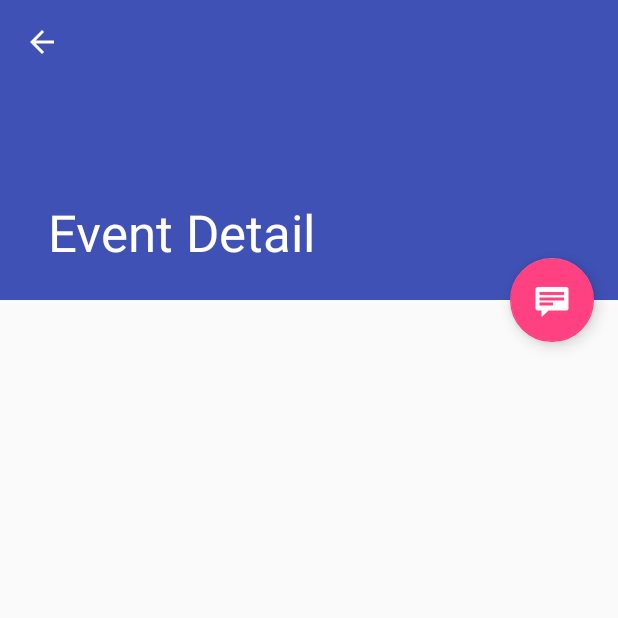
After one commit to kathylogan/ICE_HelloWorld, an Android app: the EventDetailActivity screen opened directly, with no data from a screen before it, on a phone screen of 412 x 824 dp, the top half of it. The commit adds this screen. Run offline under Robolectric (Android 15) with nearby library versions, the phone set to English and light mode, and no system bars; 1 statement that could not run was skipped.

Commit message:
Add new Master/Detail Flow activity

```diff
--- /dev/null
+++ b/app/src/main/java/com/cgifederal/ice_helloworld/EventDetailActivity.java
@@ -0,0 +1,81 @@
+package com.cgifederal.ice_helloworld;
+
+import android.content.Intent;
+import android.os.Bundle;
+import android.support.design.widget.FloatingActionButton;
+import android.support.design.widget.Snackbar;
+import android.support.v7.widget.Toolbar;
+import android.view.View;
+import android.support.v7.app.AppCompatActivity;
+import android.support.v7.app.ActionBar;
+import android.view.MenuItem;
+
+/**
+ * An activity representing a single Event detail screen. This
+ * activity is only used narrow width devices. On tablet-size devices,
+ * item details are presented side-by-side with a list of items
+ * in a {@link EventListActivity}.
+ */
+public class EventDetailActivity extends AppCompatActivity {
+
+    @Override
+    protected void onCreate(Bundle savedInstanceState) {
+        super.onCreate(savedInstanceState);
+        setContentView(R.layout.activity_event_detail);
+        Toolbar toolbar = (Toolbar) findViewById(R.id.detail_toolbar);
+        setSupportActionBar(toolbar);
+
+        FloatingActionButton fab = (FloatingActionButton) findViewById(R.id.fab);
+        fab.setOnClickListener(new View.OnClickListener() {
+            @Override
+            public void onClick(View view) {
+                Snackbar.make(view, "Replace with your own detail action", Snackbar.LENGTH_LONG)
+                        .setAction("Action", null).show();
+            }
+        });
+
+        // Show the Up button in the action bar.
+        ActionBar actionBar = getSupportActionBar();
+        if (actionBar != null) {
+            actionBar.setDisplayHomeAsUpEnabled(true);
+        }
+
+        // savedInstanceState is non-null when there is fragment state
+        // saved from previous configurations of this activity
+        // (e.g. when rotating the screen from portrait to landscape).
+        // In this case, the fragment will automatically be re-added
+        // to its container so we don't need to manually add it.
+        // For more information, see the Fragments API guide at:
+        //
+        // http://developer.android.com/guide/components/fragments.html
+        //
+        if (savedInstanceState == null) {
+            // Create the detail fragment and add it to the activity
+            // using a fragment transaction.
+            Bundle arguments = new Bundle();
+            arguments.putString(EventDetailFragment.ARG_ITEM_ID,
+                    getIntent().getStringExtra(EventDetailFragment.ARG_ITEM_ID));
+            EventDetailFragment fragment = new EventDetailFragment();
+            fragment.setArguments(arguments);
+            getSupportFragmentManager().beginTransaction()
+                    .add(R.id.event_detail_container, fragment)
+                    .commit();
+        }
+    }
+
+    @Override
+    public boolean onOptionsItemSelected(MenuItem item) {
+        int id = item.getItemId();
+        if (id == android.R.id.home) {
+            // This ID represents the Home or Up button. In the case of this
+            // activity, the Up button is shown. For
+            // more details, see the Navigation pattern on Android Design:
+            //
+            // http://developer.android.com/design/patterns/navigation.html#up-vs-back
+            //
+            navigateUpTo(new Intent(this, EventListActivity.class));
+            return true;
+        }
+        return super.onOptionsItemSelected(item);
+    }
+}
--- /dev/null
+++ b/app/src/main/java/com/cgifederal/ice_helloworld/EventDetailFragment.java
@@ -0,0 +1,69 @@
+package com.cgifederal.ice_helloworld;
+
+import android.app.Activity;
+import android.support.design.widget.CollapsingToolbarLayout;
+import android.os.Bundle;
+import android.support.v4.app.Fragment;
+import android.view.LayoutInflater;
+import android.view.View;
+import android.view.ViewGroup;
+import android.widget.TextView;
+
+import com.cgifederal.ice_helloworld.dummy.DummyContent;
+
+/**
+ * A fragment representing a single Event detail screen.
+ * This fragment is either contained in a {@link EventListActivity}
+ * in two-pane mode (on tablets) or a {@link EventDetailActivity}
+ * on handsets.
+ */
+public class EventDetailFragment extends Fragment {
+    /**
+     * The fragment argument representing the item ID that this fragment
+     * represents.
+     */
+    public static final String ARG_ITEM_ID = "item_id";
+
+    /**
+     * The dummy content this fragment is presenting.
+     */
+    private DummyContent.DummyItem mItem;
+
+    /**
+     * Mandatory empty constructor for the fragment manager to instantiate the
+     * fragment (e.g. upon screen orientation changes).
+     */
+    public EventDetailFragment() {
+    }
+
+    @Override
+    public void onCreate(Bundle savedInstanceState) {
+        super.onCreate(savedInstanceState);
+
+        if (getArguments().containsKey(ARG_ITEM_ID)) {
+            // Load the dummy content specified by the fragment
+            // arguments. In a real-world scenario, use a Loader
+            // to load content from a content provider.
+            mItem = DummyContent.ITEM_MAP.get(getArguments().getString(ARG_ITEM_ID));
+
+            Activity activity = this.getActivity();
+            CollapsingToolbarLayout appBarLayout = (CollapsingToolbarLayout) activity.findViewById(R.id.toolbar_layout);
+            if (appBarLayout != null) {
+                appBarLayout.setTitle(mItem.content);
+            }
+        }
+    }
+
+    @Override
+    public View onCreateView(LayoutInflater inflater, ViewGroup container,
+                             Bundle savedInstanceState) {
+        View rootView = inflater.inflate(R.layout.event_detail, container, false);
+
+        // Show the dummy content as text in a TextView.
+        if (mItem != null) {
+            ((TextView) rootView.findViewById(R.id.event_detail)).setText(mItem.details);
+        }
+
+        return rootView;
+    }
+}
--- /dev/null
+++ b/app/src/main/java/com/cgifederal/ice_helloworld/dummy/DummyContent.java
@@ -0,0 +1,72 @@
+package com.cgifederal.ice_helloworld.dummy;
+
+import java.util.ArrayList;
+import java.util.HashMap;
+import java.util.List;
+import java.util.Map;
+
+/**
+ * Helper class for providing sample content for user interfaces created by
+ * Android template wizards.
+ * <p>
+ * TODO: Replace all uses of this class before publishing your app.
+ */
+public class DummyContent {
+
+    /**
+     * An array of sample (dummy) items.
+     */
+    public static final List<DummyItem> ITEMS = new ArrayList<DummyItem>();
+
+    /**
+     * A map of sample (dummy) items, by ID.
+     */
+    public static final Map<String, DummyItem> ITEM_MAP = new HashMap<String, DummyItem>();
+
+    private static final int COUNT = 25;
+
+    static {
+        // Add some sample items.
+        for (int i = 1; i <= COUNT; i++) {
+            addItem(createDummyItem(i));
+        }
+    }
+
+    private static void addItem(DummyItem item) {
+        ITEMS.add(item);
+        ITEM_MAP.put(item.id, item);
+    }
+
+    private static DummyItem createDummyItem(int position) {
+        return new DummyItem(String.valueOf(position), "Item " + position, makeDetails(position));
+    }
+
+    private static String makeDetails(int position) {
+        StringBuilder builder = new StringBuilder();
+        builder.append("Details about Item: ").append(position);
+        for (int i = 0; i < position; i++) {
+            builder.append("\nMore details information here.");
+        }
+        return builder.toString();
+    }
+
+    /**
+     * A dummy item representing a piece of content.
+     */
+    public static class DummyItem {
+        public final String id;
+        public final String content;
+        public final String details;
+
+        public DummyItem(String id, String content, String details) {
+            this.id = id;
+            this.content = content;
+            this.details = details;
+        }
+
+        @Override
+        public String toString() {
+            return content;
+        }
+    }
+}
--- /dev/null
+++ b/app/src/main/res/layout/activity_event_detail.xml
@@ -0,0 +1,53 @@
+<android.support.design.widget.CoordinatorLayout xmlns:android="http://schemas.android.com/apk/res/android"
+    xmlns:app="http://schemas.android.com/apk/res-auto"
+    xmlns:tools="http://schemas.android.com/tools"
+    android:layout_width="match_parent"
+    android:layout_height="match_parent"
+    android:fitsSystemWindows="true"
+    tools:context="com.cgifederal.ice_helloworld.EventDetailActivity"
+    tools:ignore="MergeRootFrame">
+
+    <android.support.design.widget.AppBarLayout
+        android:id="@+id/app_bar"
+        android:layout_width="match_parent"
+        android:layout_height="@dimen/app_bar_height"
+        android:fitsSystemWindows="true"
+        android:theme="@style/ThemeOverlay.AppCompat.Dark.ActionBar">
+
+        <android.support.design.widget.CollapsingToolbarLayout
+            android:id="@+id/toolbar_layout"
+            android:layout_width="match_parent"
+            android:layout_height="match_parent"
+            android:fitsSystemWindows="true"
+            app:contentScrim="?attr/colorPrimary"
+            app:layout_scrollFlags="scroll|exitUntilCollapsed"
+            app:toolbarId="@+id/toolbar">
+
+            <android.support.v7.widget.Toolbar
+                android:id="@+id/detail_toolbar"
+                android:layout_width="match_parent"
+                android:layout_height="?attr/actionBarSize"
+                app:layout_collapseMode="pin"
+                app:popupTheme="@style/ThemeOverlay.AppCompat.Light" />
+
+        </android.support.design.widget.CollapsingToolbarLayout>
+
+    </android.support.design.widget.AppBarLayout>
+
+    <android.support.v4.widget.NestedScrollView
+        android:id="@+id/event_detail_container"
+        android:layout_width="match_parent"
+        android:layout_height="match_parent"
+        app:layout_behavior="@string/appbar_scrolling_view_behavior" />
+
+    <android.support.design.widget.FloatingActionButton
+        android:id="@+id/fab"
+        android:layout_width="wrap_content"
+        android:layout_height="wrap_content"
+        android:layout_gravity="center_vertical|start"
+        android:layout_margin="@dimen/fab_margin"
+        app:layout_anchor="@+id/event_detail_container"
+        app:layout_anchorGravity="top|end"
+        app:srcCompat="@android:drawable/stat_notify_chat" />
+
+</android.support.design.widget.CoordinatorLayout>
--- /dev/null
+++ b/app/src/main/res/layout/event_detail.xml
@@ -0,0 +1,9 @@
+<TextView xmlns:android="http://schemas.android.com/apk/res/android"
+    xmlns:tools="http://schemas.android.com/tools"
+    android:id="@+id/event_detail"
+    style="?android:attr/textAppearanceLarge"
+    android:layout_width="match_parent"
+    android:layout_height="match_parent"
+    android:padding="16dp"
+    android:textIsSelectable="true"
+    tools:context="com.cgifederal.ice_helloworld.EventDetailFragment" />
--- /dev/null
+++ b/app/src/main/res/values-v21/styles.xml
@@ -0,0 +1,9 @@
+<resources>
+
+    <style name="AppTheme.NoActionBar">
+        <item name="windowActionBar">false</item>
+        <item name="windowNoTitle">true</item>
+        <item name="android:windowDrawsSystemBarBackgrounds">true</item>
+        <item name="android:statusBarColor">@android:color/transparent</item>
+    </style>
+</resources>
--- a/app/src/main/res/values/dimens.xml
+++ b/app/src/main/res/values/dimens.xml
@@ -2,4 +2,8 @@
     <!-- Default screen margins, per the Android Design guidelines. -->
     <dimen name="activity_horizontal_margin">16dp</dimen>
     <dimen name="activity_vertical_margin">16dp</dimen>
+    <dimen name="fab_margin">16dp</dimen>
+    <dimen name="app_bar_height">200dp</dimen>
+    <dimen name="item_width">200dp</dimen>
+    <dimen name="text_margin">16dp</dimen>
 </resources>
--- a/app/src/main/res/values/strings.xml
+++ b/app/src/main/res/values/strings.xml
@@ -1,3 +1,5 @@
 <resources>
     <string name="app_name">ICE_HelloWorld</string>
+    <string name="title_event_list">Events</string>
+    <string name="title_event_detail">Event Detail</string>
 </resources>
--- a/app/src/main/res/values/styles.xml
+++ b/app/src/main/res/values/styles.xml
@@ -8,4 +8,13 @@
         <item name="colorAccent">@color/colorAccent</item>
     </style>
 
+    <style name="AppTheme.NoActionBar">
+        <item name="windowActionBar">false</item>
+        <item name="windowNoTitle">true</item>
+    </style>
+
+    <style name="AppTheme.AppBarOverlay" parent="ThemeOverlay.AppCompat.Dark.ActionBar" />
+
+    <style name="AppTheme.PopupOverlay" parent="ThemeOverlay.AppCompat.Light" />
+
 </resources>
```
Also changed, not shown: app/build.gradle (+9 -6 lines), app/src/main/AndroidManifest.xml (+20 -4 lines), app/src/main/java/com/cgifederal/ice_helloworld/EventListActivity.java (added, +165 -0 lines), app/src/main/res/layout-w900dp/event_list.xml (added, +38 -0 lines), app/src/main/res/layout/activity_event_list.xml (added, +42 -0 lines), app/src/main/res/layout/event_list.xml (added, +13 -0 lines), app/src/main/res/layout/event_list_content.xml (added, +20 -0 lines).
